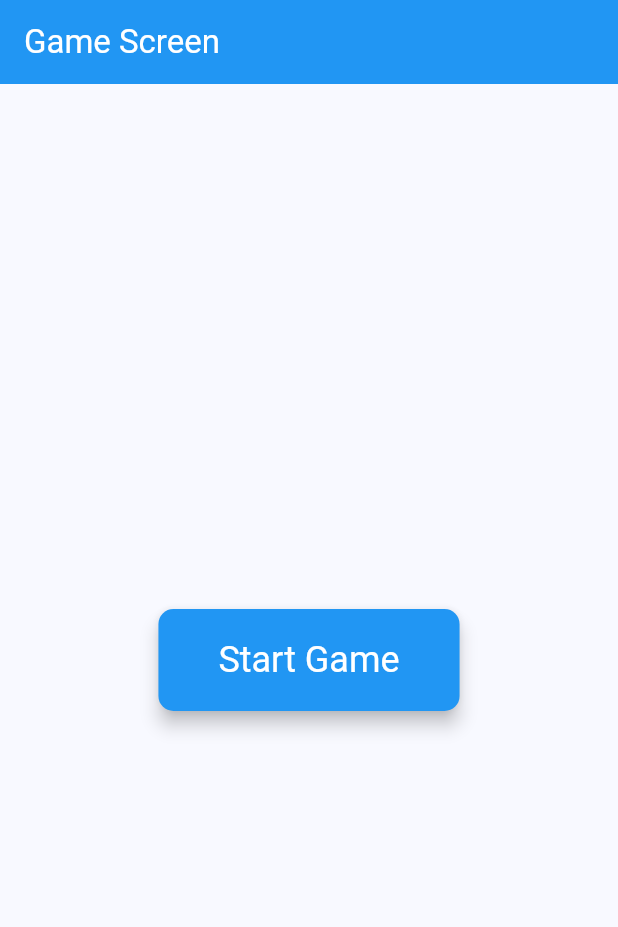
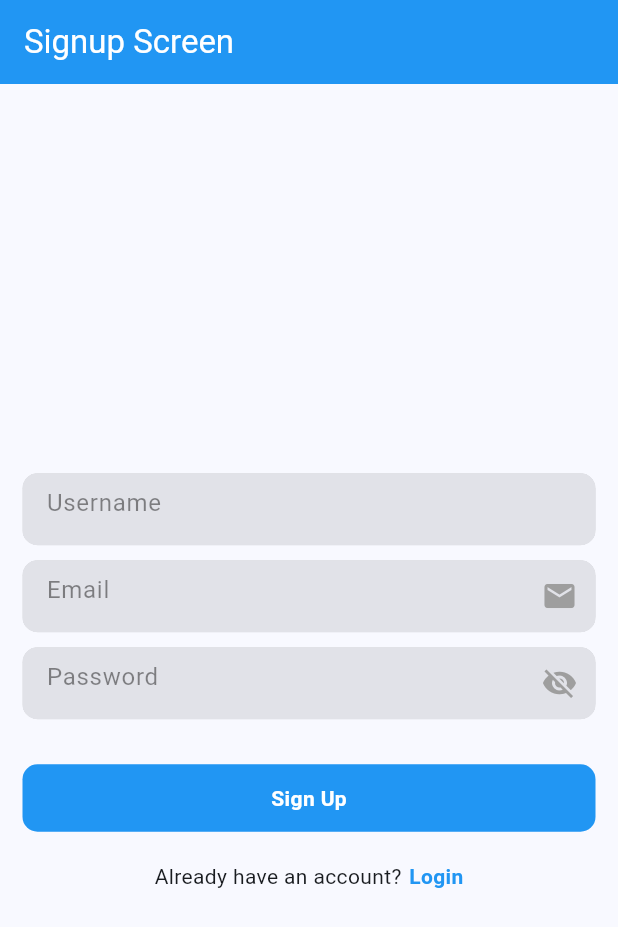
Before and after one commit to Ayush7901/houseparty_app, a Flutter app: the screen it shows after launch, on a phone screen of 412 x 824 dp. Shown: the top 927 px of the screen. Run offline on Flutter 3.47's test engine with Material 3 defaults, Android fonts, the phone set to English and light mode, and no system bars; our stand-ins replace firebase_auth, firebase_core; missing offline and left inert: dictionaryx; accounts and stored records are empty.

Commit message:
adds login and signup logic

```diff
--- /dev/null
+++ b/frontend/lib/auth/firebase_auth.dart
@@ -0,0 +1,37 @@
+import 'package:firebase_auth/firebase_auth.dart';
+
+class FirebaseAuthService {
+  final FirebaseAuth _auth = FirebaseAuth.instance;
+
+  Future<User?> signUpWithEmailAndPassword(
+      String email, String password) async {
+    try {
+      UserCredential credential = await _auth.createUserWithEmailAndPassword(
+          email: email, password: password);
+      return credential.user;
+    } on FirebaseAuthException catch (e) {
+      if (e.code == 'email-already-in-use') {
+        print('message: The email address is already in use.');
+      } else {
+        print('message: An error occurred: ${e.code}');
+      }
+    }
+    return null;
+  }
+
+  Future<User?> signInWithEmailAndPassword(
+      String email, String password) async {
+    try {
+      UserCredential credential = await _auth.signInWithEmailAndPassword(
+          email: email, password: password);
+      return credential.user;
+    } on FirebaseAuthException catch (e) {
+      if (e.code == 'user-not-found' || e.code == 'wrong-password') {
+        print('message: Invalid email or password.');
+      } else {
+        print('message: An error occurred: ${e.code}');
+      }
+    }
+    return null;
+  }
+}
--- /dev/null
+++ b/frontend/lib/auth/form_container.dart
@@ -0,0 +1,76 @@
+import 'package:flutter/material.dart';
+
+class FormContainerWidget extends StatefulWidget {
+  final TextEditingController? controller;
+  final Key? fieldKey;
+  final bool? isPasswordField;
+  final String? hintText;
+  final String? labelText;
+  final String? helperText;
+  final FormFieldSetter<String>? onSaved;
+  final FormFieldValidator<String>? validator;
+  final ValueChanged<String>? onFieldSubmitted;
+  final TextInputType? inputType;
+
+  const FormContainerWidget(
+      {this.controller,
+      this.isPasswordField,
+      this.fieldKey,
+      this.hintText,
+      this.labelText,
+      this.helperText,
+      this.onSaved,
+      this.validator,
+      this.onFieldSubmitted,
+      this.inputType});
+
+  @override
+  _FormContainerWidgetState createState() => _FormContainerWidgetState();
+}
+
+class _FormContainerWidgetState extends State<FormContainerWidget> {
+  bool _obscureText = true;
+
+  @override
+  Widget build(BuildContext context) {
+    return Container(
+      width: double.infinity,
+      clipBehavior: Clip.hardEdge,
+      decoration: BoxDecoration(
+        color: Colors.grey.withOpacity(.35),
+        borderRadius: BorderRadius.circular(10),
+      ),
+      child: TextFormField(
+        style: const TextStyle(color: Colors.black),
+        controller: widget.controller,
+        keyboardType: widget.inputType,
+        key: widget.fieldKey,
+        obscureText: widget.isPasswordField == true ? _obscureText : false,
+        onSaved: widget.onSaved,
+        validator: widget.validator,
+        onFieldSubmitted: widget.onFieldSubmitted,
+        decoration: InputDecoration(
+          border: InputBorder.none,
+          filled: true,
+          hintText: widget.hintText,
+          hintStyle: const TextStyle(color: Colors.black45),
+          suffixIcon: GestureDetector(
+            onTap: () {
+              setState(() {
+                _obscureText = !_obscureText;
+              });
+            },
+            child: widget.isPasswordField == true
+                ? Icon(
+                    _obscureText ? Icons.visibility_off : Icons.visibility,
+                    color: _obscureText == false ? Colors.blue : Colors.grey,
+                  )
+                : widget.hintText == "Email"
+                    ? const Icon(Icons.email, color: Colors.grey)
+                    : Text(""),
+          ),
+        ),
+      ),
+    );
+  }
+}
--- /dev/null
+++ b/frontend/lib/auth/signup.dart
@@ -0,0 +1,151 @@
+import 'package:firebase_auth/firebase_auth.dart';
+import 'package:flutter/material.dart';
+import 'package:frontend/auth/firebase_auth.dart';
+import 'package:frontend/auth/form_container.dart';
+import 'package:frontend/auth/login.dart';
+
+class SignUpPage extends StatefulWidget {
+  const SignUpPage({super.key});
+
+  @override
+  State<SignUpPage> createState() => _SignUpPageState();
+}
+
+class _SignUpPageState extends State<SignUpPage> {
+  final FirebaseAuthService _auth = FirebaseAuthService();
+
+  final TextEditingController _usernameController = TextEditingController();
+  final TextEditingController _emailController = TextEditingController();
+  final TextEditingController _passwordController = TextEditingController();
+
+  bool isSigningUp = false;
+
+  @override
+  void dispose() {
+    _usernameController.dispose();
+    _emailController.dispose();
+    _passwordController.dispose();
+    super.dispose();
+  }
+
+  @override
+  Widget build(BuildContext context) {
+    return Scaffold(
+      appBar: AppBar(
+        title: const Text(
+          'Signup Screen',
+          style: TextStyle(color: Colors.white),
+        ),
+        backgroundColor: Colors.blue,
+      ),
+      body: Center(
+        child: Padding(
+          padding: const EdgeInsets.symmetric(horizontal: 15),
+          child: Column(
+            mainAxisAlignment: MainAxisAlignment.center,
+            children: [
+              const SizedBox(
+                height: 30,
+              ),
+              FormContainerWidget(
+                controller: _usernameController,
+                hintText: "Username",
+                isPasswordField: false,
+              ),
+              const SizedBox(
+                height: 10,
+              ),
+              FormContainerWidget(
+                controller: _emailController,
+                hintText: "Email",
+                isPasswordField: false,
+              ),
+              const SizedBox(
+                height: 10,
+              ),
+              FormContainerWidget(
+                controller: _passwordController,
+                hintText: "Password",
+                isPasswordField: true,
+              ),
+              const SizedBox(
+                height: 30,
+              ),
+              GestureDetector(
+                onTap: () {
+                  _signUp();
+                },
+                child: Container(
+                  width: double.infinity,
+                  height: 45,
+                  decoration: BoxDecoration(
+                    color: Colors.blue,
+                    borderRadius: BorderRadius.circular(10),
+                  ),
+                  child: Center(
+                      child: isSigningUp
+                          ? const CircularProgressIndicator(
+                              color: Colors.white,
+                            )
+                          : const Text(
+                              "Sign Up",
+                              style: TextStyle(
+                                  color: Colors.white,
+                                  fontWeight: FontWeight.bold),
+                            )),
+                ),
+              ),
+              const SizedBox(
+                height: 20,
+              ),
+              Row(
+                mainAxisAlignment: MainAxisAlignment.center,
+                children: [
+                  const Text("Already have an account?"),
+                  const SizedBox(
+                    width: 5,
+                  ),
+                  GestureDetector(
+                      onTap: () {
+                        Navigator.pushAndRemoveUntil(
+                            context,
+                            MaterialPageRoute(
+                                builder: (context) => const LoginPage()),
+                            (route) => false);
+                      },
+                      child: const Text(
+                        "Login",
+                        style: TextStyle(
+                            color: Colors.blue, fontWeight: FontWeight.bold),
+                      ))
+                ],
+              )
+            ],
+          ),
+        ),
+      ),
+    );
+  }
+
+  void _signUp() async {
+    setState(() {
+      isSigningUp = true;
+    });
+
+    String username = _usernameController.text;
+    String email = _emailController.text;
+    String password = _passwordController.text;
+
+    User? user = await _auth.signUpWithEmailAndPassword(email, password);
+
+    setState(() {
+      isSigningUp = false;
+    });
+    if (user != null) {
+      print('message: User is successfully created');
+      Navigator.pushNamed(context, "/start-screen");
+    } else {
+      print('message: Some error happend');
+    }
+  }
+}
--- a/frontend/lib/main.dart
+++ b/frontend/lib/main.dart
@@ -1,10 +1,15 @@
+import 'package:firebase_core/firebase_core.dart';
 import 'package:flutter/material.dart';
+import 'package:frontend/auth/signup.dart';
+import 'package:frontend/firebase_options.dart';
 import 'package:frontend/game/game_screen.dart';
 import 'package:frontend/game/points_screen.dart';
 import './game/start_screen.dart';
 
-void main() {
-  runApp(const MyApp());
+void main() async {
+  WidgetsFlutterBinding.ensureInitialized();
+    await Firebase.initializeApp(options: DefaultFirebaseOptions.currentPlatform);
+    runApp(MyApp());
 }
 
 class MyApp extends StatelessWidget {
@@ -20,7 +25,8 @@ class MyApp extends StatelessWidget {
           useMaterial3: true,
         ),
         routes: {
-          '/': (context) => StartScreen(), // Define the default route
+          '/' : (context) => SignUpPage(),
+          '/start-screen': (context) => StartScreen(), // Define the default route
           '/game-screen': (context) =>
               GameScreen(), // Define a named route for the game screen
           '/points-screen': (context) => PointsScreen(
--- a/frontend/pubspec.yaml
+++ b/frontend/pubspec.yaml
@@ -36,6 +36,7 @@ dependencies:
   # Use with the CupertinoIcons class for iOS style icons.
   cupertino_icons: ^1.0.2
   firebase_core: ^2.27.0
+  firebase_auth: ^4.17.8
 
 dev_dependencies:
   flutter_test:
```
Also changed, not shown: frontend/lib/auth/login.dart (added, +147 -0 lines), frontend/pubspec.lock, 3 other files.
